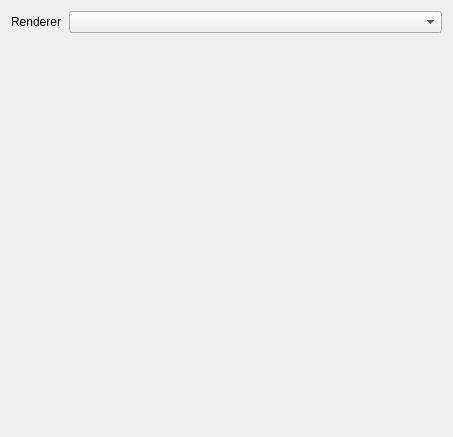
Old version of the form src/session/SessionProperties.ui in the repository houmain/gpupad.
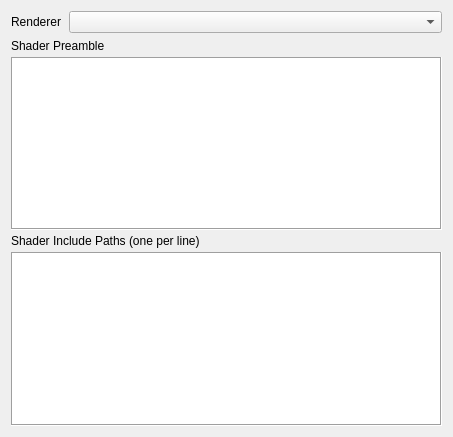
New version of the form. Custom widgets are drawn as their Qt base class.

Commit message: Moved session shader preamble/include to session properties, removed global

Patch:
```diff
--- a/src/session/SessionProperties.ui
+++ b/src/session/SessionProperties.ui
@@ -11,9 +11,6 @@
    </rect>
   </property>
   <layout class="QVBoxLayout" name="verticalLayout">
-   <property name="spacing">
-    <number>2</number>
-   </property>
    <item>
     <layout class="QFormLayout" name="formLayout">
      <property name="labelAlignment">
@@ -49,6 +46,47 @@
      </item>
     </layout>
    </item>
+   <item>
+    <layout class="QVBoxLayout" name="verticalLayout_3">
+     <property name="spacing">
+      <number>4</number>
+     </property>
+     <item>
+      <widget class="QLabel" name="labelShaderPreamble">
+       <property name="text">
+        <string>Shader Preamble</string>
+       </property>
+      </widget>
+     </item>
+     <item>
+      <widget class="ExpressionEditor" name="shaderPreamble">
+       <property name="frameShape">
+        <enum>QFrame::Box</enum>
+       </property>
+       <property name="lineWrapMode">
+        <enum>QPlainTextEdit::NoWrap</enum>
+       </property>
+      </widget>
+     </item>
+     <item>
+      <widget class="QLabel" name="labelShaderIncludePaths">
+       <property name="text">
+        <string>Shader Include Paths (one per line)</string>
+       </property>
+      </widget>
+     </item>
+     <item>
+      <widget class="ExpressionEditor" name="shaderIncludePaths">
+       <property name="frameShape">
+        <enum>QFrame::Box</enum>
+       </property>
+       <property name="lineWrapMode">
+        <enum>QPlainTextEdit::NoWrap</enum>
+       </property>
+      </widget>
+     </item>
+    </layout>
+   </item>
   </layout>
  </widget>
  <customwidgets>
@@ -57,6 +95,11 @@
    <extends>QComboBox</extends>
    <header>session/DataComboBox.h</header>
   </customwidget>
+  <customwidget>
+   <class>ExpressionEditor</class>
+   <extends>QPlainTextEdit</extends>
+   <header>session/ExpressionEditor.h</header>
+  </customwidget>
  </customwidgets>
  <resources/>
  <connections/>
```
The commit also changes 28 other files.
